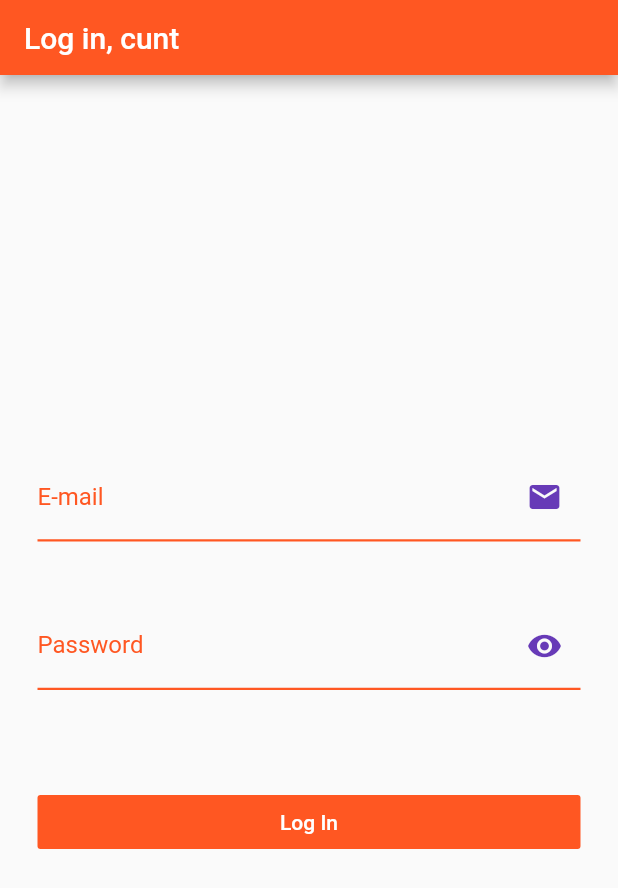
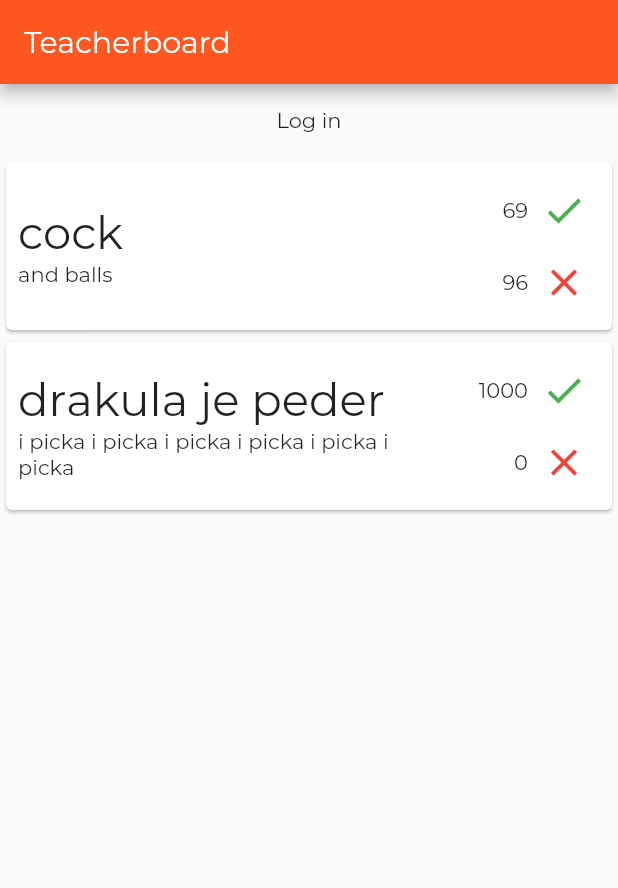
Before and after one commit to Drakula44/TeacherBoard, a Flutter app: the screen it shows after launch, on a phone screen of 412 x 824 dp. Shown: the top 888 px of the screen. Run offline on Flutter 3.47's test engine with Material 2 defaults, Android fonts, the phone set to English and light mode, and no system bars.

Commit message:
Home page

```diff
--- a/lib/main.dart
+++ b/lib/main.dart
@@ -13,7 +13,13 @@ class MyApp extends StatelessWidget {
   @override
   Widget build(BuildContext context) {
     return MaterialApp(
-      initialRoute: '/login',
+      initialRoute: '/home',
+      theme: ThemeData(
+        primaryColor: Colors.deepOrange,
+
+        fontFamily: 'Montserrat'
+
+      ),
       routes: {
         '/home': (context) => Home(),
         '/login': (context) => Login(),
--- a/lib/pages/home.dart
+++ b/lib/pages/home.dart
@@ -7,8 +7,134 @@ class Home extends StatelessWidget {
     return Scaffold(
       appBar: AppBar(
         title: Text('Teacherboard'),
+
       ),
-      body: Text('home page'),
+      body: Column(
+        children: <Widget>[
+          FlatButton(
+            child: Text('Log in'),
+            onPressed: () {
+              Navigator.pushNamed(context, '/login');
+            },
+          ),
+          Flexible(
+              child: Posts()
+          ),
+        ],
+      )
     );
   }
 }
+
+class _Post {
+  String title;
+  String content;
+  int likes;
+  int dislikes;
+
+  _Post(this.title, this.content, this.likes, this.dislikes);
+
+
+}
+
+
+class Posts extends StatefulWidget {
+  @override
+  _PostsState createState() => _PostsState();
+}
+
+class _PostsState extends State<Posts> {
+
+  List<_Post>_mockPosts = [new _Post('cock', 'and balls', 69, 96), new _Post('drakula je peder', 'i picka i picka i picka i picka i picka i picka ', 1000, 0)];
+
+  Widget _buildPosts() {
+    return ListView.builder(
+        itemBuilder: (context, i) {
+          if(i < _mockPosts.length)
+            return _buildRow(_mockPosts[i]);
+          return null;
+        }
+    );
+  }
+
+  Widget _buildRow (_Post post) {
+    return Card(
+      child: Padding(
+        padding: EdgeInsets.all(8),
+        child: Row(
+          children: <Widget>[
+            Expanded(
+              flex: 2,
+              child: Column(
+                crossAxisAlignment: CrossAxisAlignment.start,
+                children: <Widget>[
+                  Text(
+                    post.title,
+                    style: TextStyle(
+                      fontSize: 30.0
+                    ),
+                  ),
+                  Text(post.content),
+                ],
+              ),
+            ),
+            Expanded(
+              flex: 1,
+              child: Column (
+                children: <Widget>[
+                  Row(
+                    mainAxisAlignment: MainAxisAlignment.end,
+                    children: <Widget>[
+                      Text(
+                        post.likes.toString(),
+                      ),
+                      IconButton(
+                        icon: Icon (
+                          Icons.check,
+                          color: Colors.green,
+                          size: 30,
+                        ),
+                        onPressed: () {
+                          Scaffold
+                              .of(context)
+                              .showSnackBar(SnackBar(content: Text('like'), duration: const Duration(milliseconds: 250)));
+                        },
+                      )
+                    ],
+                  ),
+                  Row(
+                    mainAxisAlignment: MainAxisAlignment.end,
+                    children: <Widget>[
+                      Text(
+                        post.dislikes.toString(),
+                      ),
+                      IconButton(
+                        icon: Icon (
+                          Icons.close,
+                          color: Colors.red,
+                          size: 30,
+                        ),
+                        onPressed: () {
+                          Scaffold
+                              .of(context)
+                              .showSnackBar(SnackBar(content: Text('dislike'), duration: const Duration(milliseconds: 250),));
+                        },
+                      )
+                    ],
+                  ),
+
+                ],
+              )
+            )
+          ],
+        )
+      )
+
+    );
+  }
+
+  @override
+  Widget build(BuildContext context) {
+    return _buildPosts();
+  }
+}
--- a/lib/pages/login.dart
+++ b/lib/pages/login.dart
@@ -5,13 +5,6 @@ class Login extends StatelessWidget {
   @override
   Widget build(BuildContext context) {
     return Scaffold(
-      appBar: PreferredSize(
-        preferredSize: Size.fromHeight(50.0),
-        child: AppBar(
-          title: Text('Log in, cunt'),
-          backgroundColor: Colors.deepOrange,
-        ),
-      ),
       body: LoginForm(),
     );
   }
@@ -35,6 +28,21 @@ class _LoginFormState extends State<LoginForm> {
 
   _LoginData _data = new _LoginData();
 
+  bool _obsecureText = true;
+  IconData _passwordIcon = Icons.visibility_off;
+
+  void _togglePassword () {
+    setState(() {
+      _obsecureText = !_obsecureText;
+      if(_passwordIcon == Icons.visibility_off) {
+        _passwordIcon = Icons.visibility;
+      }
+      else {
+        _passwordIcon = Icons.visibility_off;
+      }
+    });
+  }
+
   @override
   Widget build(BuildContext context) {
     return Form (
@@ -47,6 +55,16 @@ class _LoginFormState extends State<LoginForm> {
           mainAxisAlignment: MainAxisAlignment.center,
           crossAxisAlignment: CrossAxisAlignment.center,
           children: <Widget>[
+            Text(
+              'Teacherboard',
+              style: TextStyle(
+                fontSize: 48.0,
+                fontFamily: 'Quicksand'
+              ),
+            ),
+            SizedBox(
+              height: 40,
+            ),
             TextFormField(
               validator: (value) {
                 if(value.isEmpty) {
@@ -65,17 +83,13 @@ class _LoginFormState extends State<LoginForm> {
                   focusedBorder: UnderlineInputBorder(
                     borderSide: BorderSide(width: 2.0, color: Colors.deepOrange),
                   ),
-                  suffixIcon: Icon(
-                    Icons.email,
-                    color: Colors.deepPurple,
-                  ),
               ),
               onSaved: (String value) {
                 _data.email = value;
               },
             ),
             SizedBox(
-              height: 40,
+              height: 16,
             ),
             TextFormField(
               validator: (value) {
@@ -95,20 +109,26 @@ class _LoginFormState extends State<LoginForm> {
                 focusedBorder: UnderlineInputBorder(
                   borderSide: BorderSide(width: 2.0, color: Colors.deepOrange),
                 ),
-                suffixIcon: Icon(
-                    Icons.visibility,
-                    color: Colors.deepPurple,
+                suffixIcon: IconButton(
+                  icon: Icon(
+                    _passwordIcon,
+                    color: Colors.black,
+                  ),
+                  onPressed: () {
+                    _togglePassword();
+                  },
                 ),
               ),
               onSaved: (String value) {
                 _data.password = value;
               },
-              obscureText: true,
+              obscureText: _obsecureText,
             ),
             SizedBox(
-              height: 64,
+              height: 32,
             ),
             Container(
+              height: 40,
               width: MediaQuery.of(context).size.width,
               child: FlatButton(
                 onPressed: () {
@@ -118,6 +138,7 @@ class _LoginFormState extends State<LoginForm> {
                     Scaffold
                       .of(context)
                       .showSnackBar(SnackBar(content: Text('${_data.email} ${_data.password}'),));
+                    Navigator.pop(context);
                   }
                 },
                 child: Text(
```
Also changed, not shown: pubspec.yaml (+9 -12 lines), fonts/Montserrat-Regular.ttf (added), fonts/Quicksand.ttf (added).
